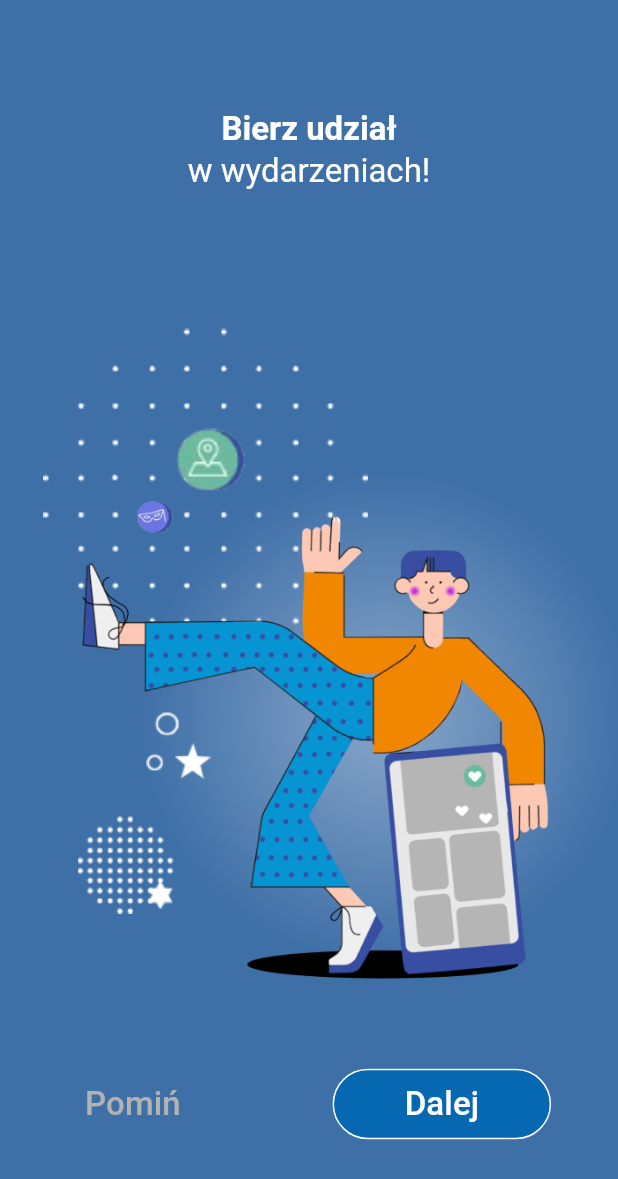
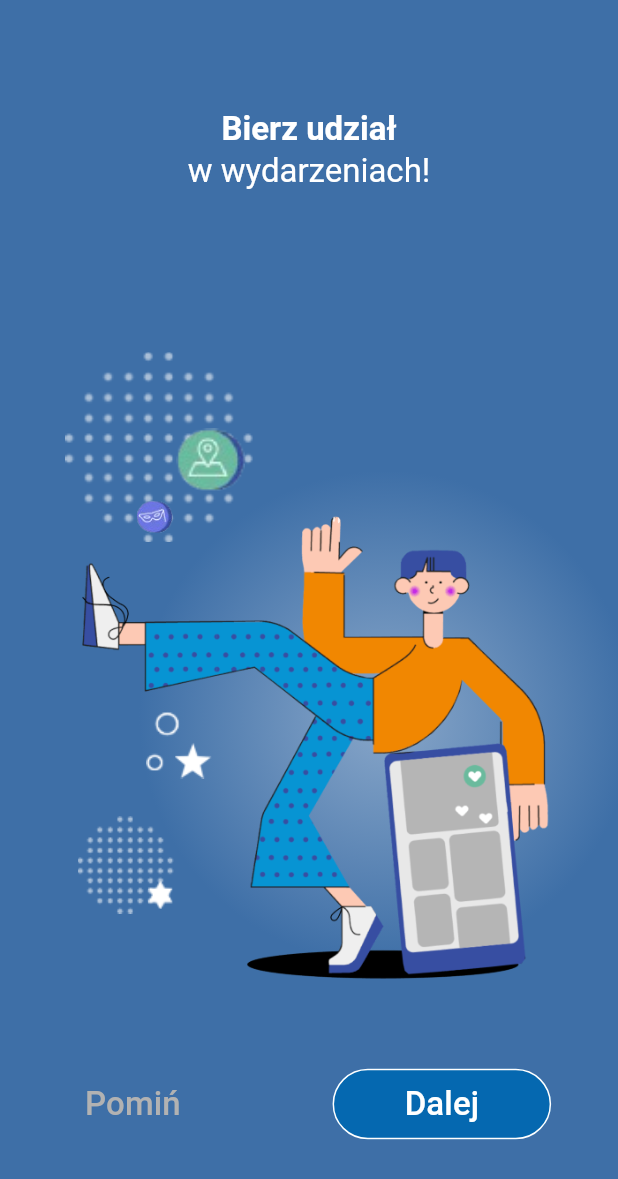
Before and after one commit to mivoligo/onboarding_pro_multi, a Flutter app: the screen it shows after launch, swiped to page 2, on a phone screen of 412 x 824 dp. Shown: the top 1179 px of the screen. Run offline on Flutter 3.47's test engine with Material 3 defaults, Android fonts, the phone set to English and light mode, and no system bars.

Commit message:
Replace some docor images

```diff
--- a/lib/utils/steps.dart
+++ b/lib/utils/steps.dart
@@ -33,15 +33,15 @@ const stepsList = [
       Decor(image: 'star-6-white.png', alignment: Alignment(-0.5, 0.9)),
       Decor(image: 'star-5-white.png', alignment: Alignment(-0.4, 0.45)),
       Decor(image: 'bubbles.png', alignment: Alignment(-0.5, 0.4)),
-      Decor(image: 'dots-big.png', alignment: Alignment(-0.6, -0.8)),
+      Decor(image: 'dots-medium.png', alignment: Alignment(-0.65, -0.8)),
       Decor(image: 'location.png', alignment: Alignment(-0.35, -0.6)),
       Decor(image: 'party.png', alignment: Alignment(-0.55, -0.4)),
       Decor(image: 'book.png', alignment: Alignment(-0.35, -0.25)),
       Decor(image: 'spark-1.png', alignment: Alignment(0, -0.8)),
       Decor(image: 'spark-2.png', alignment: Alignment(0.5, -1)),
-      Decor(image: 'star-4-white.png', alignment: Alignment(0, -1)),
-      Decor(image: 'star-4-white.png', alignment: Alignment(-0.05, -0.4)),
-      Decor(image: 'star-4-white.png', alignment: Alignment(0.2, -0.5)),
+      Decor(image: 'star-4-white.png', alignment: Alignment(0.15, -1)),
+      Decor(image: 'star-4-white.png', alignment: Alignment(0, -0.5)),
+      Decor(image: 'star-4-white.png', alignment: Alignment(0.3, -0.55)),
     ],
   ),
   SingleStep(
@@ -52,9 +52,8 @@ const stepsList = [
     decorImages: [
       Decor(image: 'location.png', alignment: Alignment(-0.85, -0.2)),
       Decor(image: 'star-6-green.png', alignment: Alignment(-0.9, -0.5)),
-      Decor(image: 'cloud-small.png', alignment: Alignment(-0.85, -1)),
-      // Decor(image: 'moon.png', alignment: Alignment(0, -1)),
-      // Decor(image: 'dots-small.png', alignment: Alignment(-0.2, -0.9)),
+      Decor(image: 'moon.png', alignment: Alignment(-0.85, -1)),
+      Decor(image: 'dots-small.png', alignment: Alignment(-0.8, -0.9)),
       Decor(image: 'cloud-big.png', alignment: Alignment(0.85, -1)),
       Decor(image: 'dots-small.png', alignment: Alignment(0.75, -0.8)),
     ],
```
Also changed, not shown: assets/images/decoration/dots-big.png, assets/images/decoration/dots-medium.png, assets/images/decoration/dots-small.png, assets/images/decoration/moon.png, assets/images/decoration/spark-1.png, assets/images/decoration/spark-2.png, assets/images/decoration/star-4-white.png.
